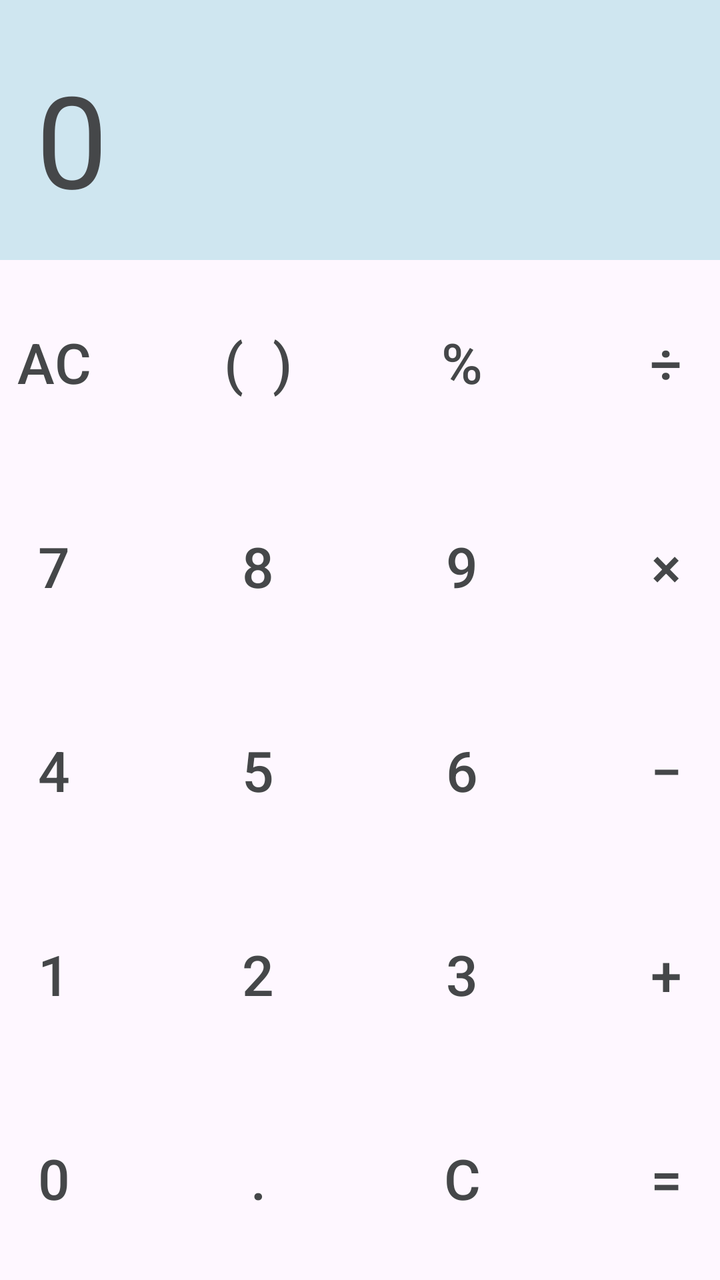
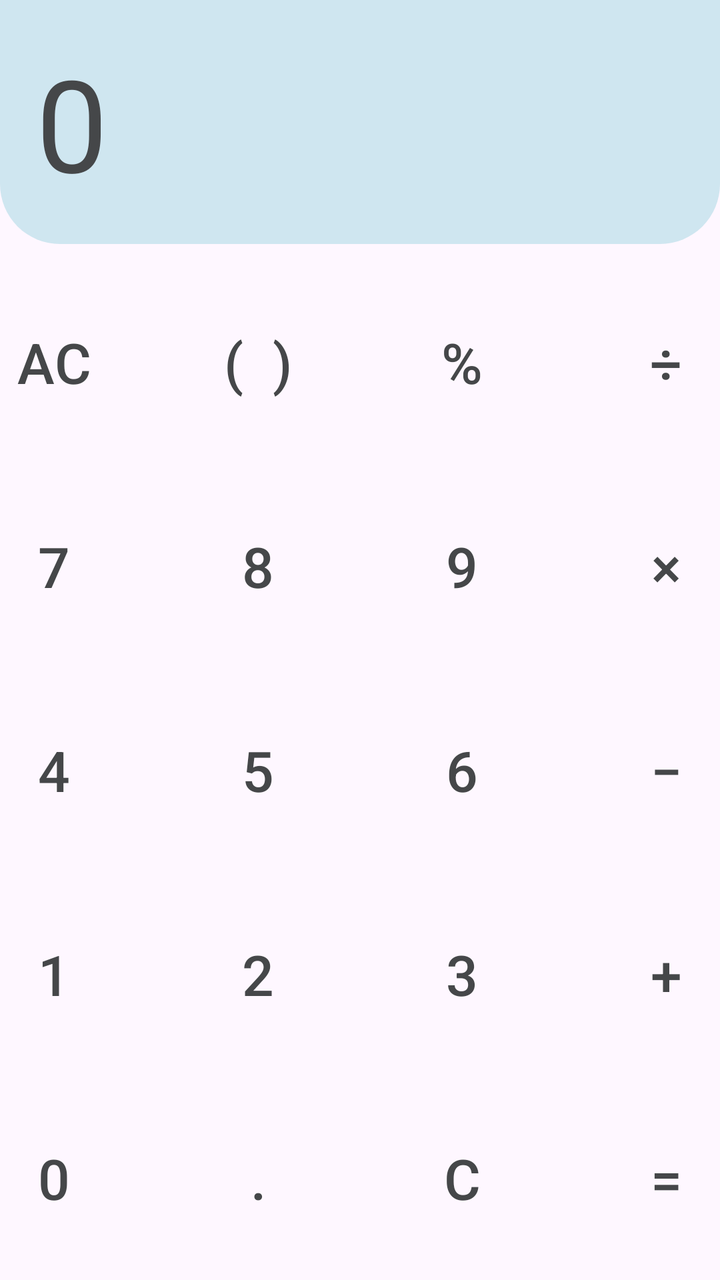

Compare the two renders of this Android layout. The source of the first and the diff that turns it into the second are given below.
<!-- AndroidManifest.xml: application theme Theme.MyCalculator -->
<!-- res/layout/activity_main.xml -->
<?xml version="1.0" encoding="utf-8"?>
<androidx.constraintlayout.widget.ConstraintLayout xmlns:android="http://schemas.android.com/apk/res/android"
    xmlns:app="http://schemas.android.com/apk/res-auto"
    xmlns:tools="http://schemas.android.com/tools"
    android:id="@+id/main"
    android:layout_width="match_parent"
    android:layout_height="match_parent"
    tools:context=".MainActivity">

    <LinearLayout
        android:layout_width="match_parent"
        android:layout_height="match_parent"
        android:orientation="vertical">

    </LinearLayout>

    <FrameLayout
        android:id="@+id/top"
        style="MaterialTheme.typography.bodyMedium"
        android:layout_width="match_parent"
        android:layout_height="0dp"
        android:background="#cfe6f0"
        app:layout_constraintBottom_toTopOf="@+id/bottom"
        app:layout_constraintEnd_toEndOf="parent"
        app:layout_constraintStart_toStartOf="parent"
        app:layout_constraintTop_toTopOf="parent">

    </FrameLayout>

    <LinearLayout
        android:layout_width="match_parent"
        android:layout_height="wrap_content"
        android:orientation="vertical"
        app:layout_constraintBottom_toBottomOf="@+id/top"
        app:layout_constraintEnd_toEndOf="parent"
        app:layout_constraintStart_toStartOf="parent">

        <TextView
            android:id="@+id/result_tv"
            android:layout_width="370dp"
            android:layout_height="wrap_content"
            android:layout_margin="18dp"
            android:text="0"
            android:textAlignment="textEnd"
            android:textColor="@color/material_dynamic_neutral30"
            android:textSize="64sp"
            app:layout_constraintBottom_toBottomOf="parent"
            app:layout_constraintEnd_toEndOf="parent"
            app:layout_constraintStart_toStartOf="parent" />
    </LinearLayout>

    <TableLayout
        android:id="@+id/bottom"
        android:layout_width="409dp"
        android:layout_height="wrap_content"
        app:layout_constraintBottom_toBottomOf="parent"
        app:layout_constraintEnd_toEndOf="parent"
        app:layout_constraintStart_toStartOf="parent">

        <TableRow
            android:layout_width="match_parent"
            android:layout_height="match_parent" />

        <TableRow
            android:layout_width="match_parent"
            android:layout_height="match_parent">

            <LinearLayout
                android:layout_width="match_parent"
                android:layout_height="match_parent"
                android:orientation="horizontal">

                <Button
                    android:id="@+id/buttonAC"
                    style="@style/Widget.Material3.Button.IconButton.Filled"
                    android:layout_width="98dp"
                    android:layout_height="98dp"
                    android:layout_margin="2dp"
                    android:backgroundTint="#e0e0ff"
                    android:text="AC"
                    android:textColor="@color/material_dynamic_neutral30"
                    android:textSize="28sp"
                    android:theme="@style/Theme.MyCalculator" />

                <Button
                    android:id="@+id/buttonBrack"
                    style="@style/Widget.Material3.Button.IconButton.Filled"
                    android:layout_width="98dp"
                    android:layout_height="98dp"
                    android:layout_margin="2dp"
                    android:layout_weight="1"
                    android:backgroundTint="#cfe6f0"
                    android:text="(  )"
                    android:textColor="@color/material_dynamic_neutral30"
                    android:textSize="28sp" />

                <Button
                    android:id="@+id/buttonPercentage"
                    style="@style/Widget.Material3.Button.IconButton.Filled"
                    android:layout_width="98dp"
                    android:layout_height="98dp"
                    android:layout_margin="2dp"
                    android:layout_weight="1"
                    android:backgroundTint="#cfe6f0"
                    android:text="%"
                    android:textColor="@color/material_dynamic_neutral30"
                    android:textSize="28sp" />

                <Button
                    android:id="@+id/buttonDivide"
                    style="@style/Widget.Material3.Button.IconButton.Filled"
                    android:layout_width="98dp"
                    android:layout_height="98dp"
                    android:layout_margin="2dp"
                    android:layout_weight="1"
                    android:backgroundTint="#cfe6f0"
                    android:text="÷"
                    android:textColor="@color/material_dynamic_neutral30"
                    android:textSize="28sp" />
            </LinearLayout>
        </TableRow>

        <TableRow
            android:layout_width="match_parent"
            android:layout_height="match_parent">

            <LinearLayout
                android:layout_width="match_parent"
                android:layout_height="match_parent"
                android:orientation="horizontal">

                <Button
                    android:id="@+id/button7"
                    style="@style/Widget.Material3.Button.IconButton.Filled.Tonal"
                    android:layout_width="98dp"
                    android:layout_height="98dp"
                    android:layout_margin="2dp"
                    android:layout_weight="1"
                    android:backgroundTint="#edf1f4"
                    android:text="7"
                    android:textColor="@color/material_dynamic_neutral30"
                    android:textSize="28sp" />

                <Button
                    android:id="@+id/button8"
                    style="@style/Widget.Material3.Button.IconButton.Filled.Tonal"
                    android:layout_width="98dp"
                    android:layout_height="98dp"
                    android:layout_margin="2dp"
                    android:layout_weight="1"
                    android:backgroundTint="#edf1f4"
                    android:text="8"
                    android:textColor="@color/material_dynamic_neutral30"
                    android:textSize="28sp" />

                <Button
                    android:id="@+id/button9"
                    style="@style/Widget.Material3.Button.IconButton.Filled.Tonal"
                    android:layout_width="98dp"
                    android:layout_height="98dp"
                    android:layout_margin="2dp"
                    android:layout_weight="1"
                    android:backgroundTint="#edf1f4"
                    android:text="9"
                    android:textColor="@color/material_dynamic_neutral30"
                    android:textSize="28sp" />

                <Button
                    android:id="@+id/buttonMultiply"
                    style="@style/Widget.Material3.Button.IconButton.Filled"
                    android:layout_width="98dp"
                    android:layout_height="98dp"
                    android:layout_margin="2dp"
                    android:layout_weight="1"
                    android:backgroundTint="#cfe6f0"
                    android:text="×"
                    android:textColor="@color/material_dynamic_neutral30"
                    android:textSize="28sp" />
            </LinearLayout>
        </TableRow>

        <TableRow
            android:layout_width="match_parent"
            android:layout_height="match_parent">

            <LinearLayout
                android:layout_width="match_parent"
                android:layout_height="wrap_content"
                android:orientation="horizontal">

                <Button
                    android:id="@+id/button4"
                    style="@style/Widget.Material3.Button.IconButton.Filled.Tonal"
                    android:layout_width="98dp"
                    android:layout_height="98dp"
                    android:layout_margin="2dp"
                    android:layout_weight="1"
                    android:backgroundTint="#edf1f4"
                    android:text="4"
                    android:textColor="@color/material_dynamic_neutral30"
                    android:textSize="28sp" />

                <Button
                    android:id="@+id/button5"
                    style="@style/Widget.Material3.Button.IconButton.Filled.Tonal"
                    android:layout_width="98dp"
                    android:layout_height="98dp"
                    android:layout_margin="2dp"
                    android:layout_weight="1"
                    android:backgroundTint="#edf1f4"
                    android:text="5"
                    android:textColor="@color/material_dynamic_neutral30"
                    android:textSize="28sp" />

                <Button
                    android:id="@+id/button6"
                    style="@style/Widget.Material3.Button.IconButton.Filled.Tonal"
                    android:layout_width="98dp"
                    android:layout_height="98dp"
                    android:layout_margin="2dp"
                    android:layout_weight="1"
                    android:backgroundTint="#edf1f4"
                    android:text="6"
                    android:textColor="@color/material_dynamic_neutral30"
                    android:textSize="28sp" />

                <Button
                    android:id="@+id/buttonMinus"
                    style="@style/Widget.Material3.Button.IconButton.Filled"
                    android:layout_width="98dp"
                    android:layout_height="98dp"
                    android:layout_margin="2dp"
                    android:layout_weight="1"
                    android:backgroundTint="#cfe6f0"
                    android:text="−"
                    android:textColor="@color/material_dynamic_neutral30"
                    android:textSize="28sp" />
            </LinearLayout>
        </TableRow>

        <TableRow
            android:layout_width="match_parent"
            android:layout_height="match_parent">

            <LinearLayout
                android:layout_width="match_parent"
                android:layout_height="match_parent"
                android:orientation="horizontal">

                <Button
                    android:id="@+id/button1"
                    style="@style/Widget.Material3.Button.IconButton.Filled.Tonal"
                    android:layout_width="98dp"
                    android:layout_height="98dp"
                    android:layout_margin="2dp"
                    android:layout_weight="1"
                    android:backgroundTint="#edf1f4"
                    android:text="1"
                    android:textColor="@color/material_dynamic_neutral30"
                    android:textSize="28sp" />

                <Button
                    android:id="@+id/button2"
                    style="@style/Widget.Material3.Button.IconButton.Filled.Tonal"
                    android:layout_width="98dp"
                    android:layout_height="98dp"
                    android:layout_margin="2dp"
                    android:layout_weight="1"
                    android:backgroundTint="#edf1f4"
                    android:text="2"
                    android:textColor="@color/material_dynamic_neutral30"
                    android:textSize="28sp" />

                <Button
                    android:id="@+id/button3"
                    style="@style/Widget.Material3.Button.IconButton.Filled.Tonal"
                    android:layout_width="98dp"
                    android:layout_height="98dp"
                    android:layout_margin="2dp"
                    android:layout_weight="1"
                    android:backgroundTint="#edf1f4"
                    android:text="3"
                    android:textColor="@color/material_dynamic_neutral30"
                    android:textSize="28sp" />

                <Button
                    android:id="@+id/buttonPlus"
                    style="@style/Widget.Material3.Button.IconButton.Filled"
                    android:layout_width="98dp"
                    android:layout_height="98dp"
                    android:layout_margin="2dp"
                    android:layout_weight="1"
                    android:backgroundTint="#cfe6f0"
                    android:text="+"
                    android:textColor="@color/material_dynamic_neutral30"
                    android:textSize="28sp" />
            </LinearLayout>
        </TableRow>

        <TableRow
            android:layout_width="wrap_content"
            android:layout_height="match_parent">

            <LinearLayout
                android:layout_width="match_parent"
                android:layout_height="match_parent"
                android:orientation="horizontal">

                <Button
                    android:id="@+id/button0"
                    style="@style/Widget.Material3.Button.IconButton.Filled.Tonal"
                    android:layout_width="98dp"
                    android:layout_height="98dp"
                    android:layout_margin="2dp"
                    android:layout_weight="1"
                    android:backgroundTint="#edf1f4"
                    android:text="0"
                    android:textColor="@color/material_dynamic_neutral30"
                    android:textSize="28sp" />

                <Button
                    android:id="@+id/buttonDot"
                    style="@style/Widget.Material3.Button.IconButton.Filled.Tonal"
                    android:layout_width="98dp"
                    android:layout_height="98dp"
                    android:layout_margin="2dp"
                    android:layout_weight="1"
                    android:backgroundTint="#edf1f4"
                    android:text="."
                    android:textColor="@color/material_dynamic_neutral30"
                    android:textSize="28sp" />

                <Button
                    android:id="@+id/buttonC"
                    style="@style/Widget.Material3.Button.IconButton.Filled.Tonal"
                    android:layout_width="98dp"
                    android:layout_height="98dp"
                    android:layout_margin="2dp"
                    android:layout_weight="1"
                    android:backgroundTint="#edf1f4"
                    android:text="C"
                    android:textColor="@color/material_dynamic_neutral30"
                    android:textSize="28sp" />

                <Button
                    android:id="@+id/buttonEqual"
                    style="@style/Widget.Material3.Button.IconButton.Filled"
                    android:layout_width="98dp"
                    android:layout_height="98dp"
                    android:layout_margin="2dp"
                    android:layout_weight="1"
                    android:backgroundTint="#cfe6f0"
                    android:text="="
                    android:textColor="@color/material_dynamic_neutral30"
                    android:textSize="28sp" />
            </LinearLayout>
        </TableRow>
    </TableLayout>

    <androidx.constraintlayout.widget.Guideline android:layout_width="wrap_content"
        android:layout_height="wrap_content" />

    <androidx.constraintlayout.helper.widget.Layer android:layout_width="wrap_content"
        android:layout_height="wrap_content" />
</androidx.constraintlayout.widget.ConstraintLayout>
<!-- resources referenced by this layout -->
<resources>
  <style name="Theme.MyCalculator" parent="Base.Theme.MyCalculator" />
  <style name="Base.Theme.MyCalculator" parent="Theme.Material3.DayNight.NoActionBar">
          
      </style>
</resources>

<!-- the commit's change to res/layout/activity_main.xml (unified diff, before → after) -->
@@ -7,19 +7,13 @@
     android:layout_height="match_parent"
     tools:context=".MainActivity">
 
-    <LinearLayout
-        android:layout_width="match_parent"
-        android:layout_height="match_parent"
-        android:orientation="vertical">
-
-    </LinearLayout>
-
     <FrameLayout
         android:id="@+id/top"
         style="MaterialTheme.typography.bodyMedium"
         android:layout_width="match_parent"
         android:layout_height="0dp"
-        android:background="#cfe6f0"
+        android:layout_marginBottom="8dp"
+        android:background="@drawable/rounded_corners"
         app:layout_constraintBottom_toTopOf="@+id/bottom"
         app:layout_constraintEnd_toEndOf="parent"
         app:layout_constraintStart_toStartOf="parent"
@@ -349,7 +343,7 @@
                     android:layout_height="98dp"
                     android:layout_margin="2dp"
                     android:layout_weight="1"
-                    android:backgroundTint="#cfe6f0"
+                    android:backgroundTint="#b5ebff"
                     android:text="="
                     android:textColor="@color/material_dynamic_neutral30"
                     android:textSize="28sp" />
@@ -357,9 +351,4 @@
         </TableRow>
     </TableLayout>
 
-    <androidx.constraintlayout.widget.Guideline android:layout_width="wrap_content"
-        android:layout_height="wrap_content" />
-
-    <androidx.constraintlayout.helper.widget.Layer android:layout_width="wrap_content"
-        android:layout_height="wrap_content" />
 </androidx.constraintlayout.widget.ConstraintLayout>
<!-- resource entries referenced after the edit -->
@@ -1,5 +1,11 @@
 <!-- resources referenced by this layout -->
 <resources>
+  <!-- drawable rounded_corners (drawable) -->
+  <shape xmlns:android="http://schemas.android.com/apk/res/android"
+      android:shape="rectangle">
+      <corners android:bottomLeftRadius="30dp" android:bottomRightRadius="30dp"/>
+      <solid android:color="#cfe6f0"/>
+  </shape>
   <style name="Theme.MyCalculator" parent="Base.Theme.MyCalculator" />
   <style name="Base.Theme.MyCalculator" parent="Theme.Material3.DayNight.NoActionBar">
           
